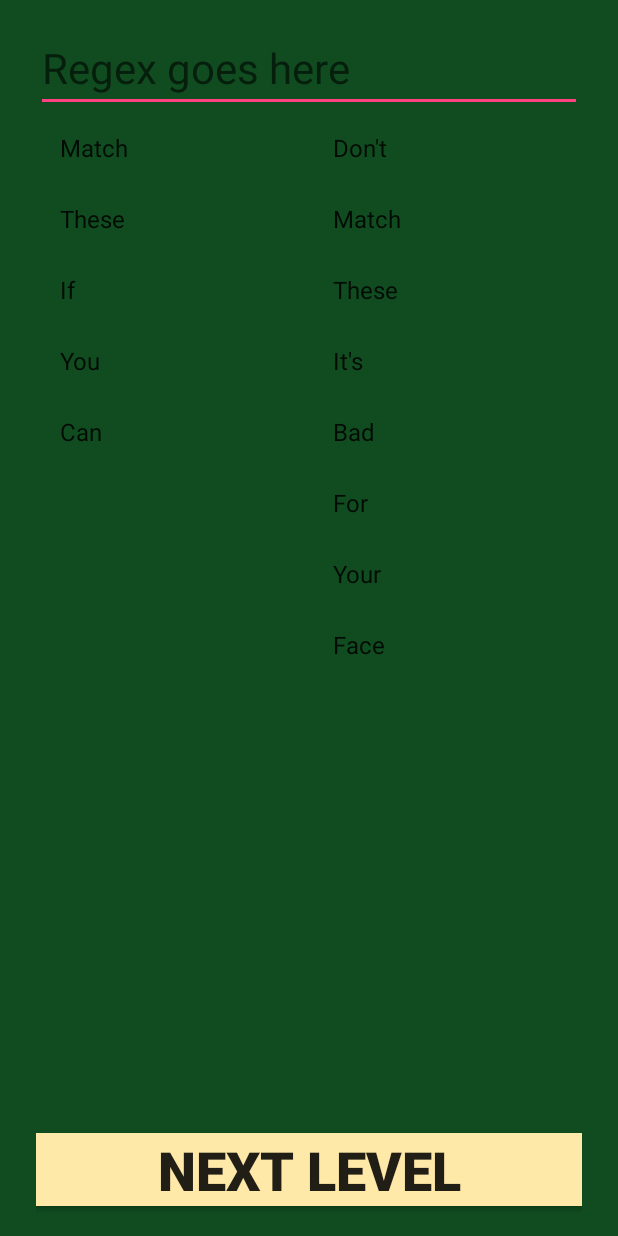
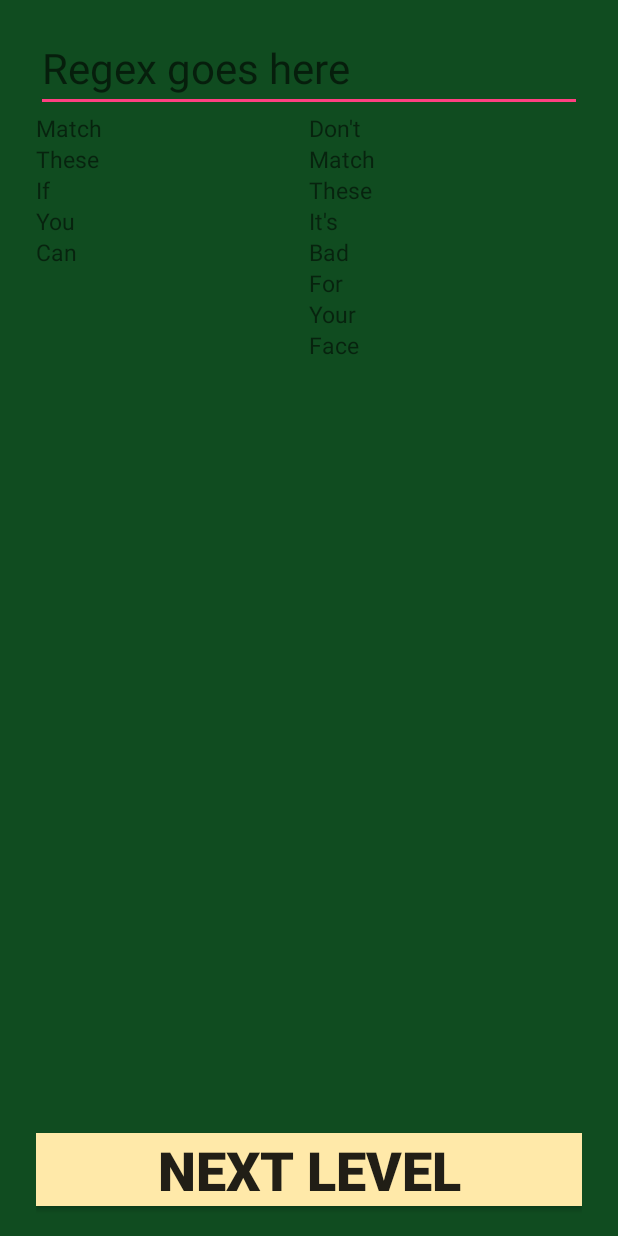
Before and after one commit to RotyGames/RegexGolf, an Android app: the PlayingFieldActivity screen opened directly, with no data from a screen before it, on a phone screen of 412 x 824 dp. Run offline under Robolectric (Android 15) with nearby library versions, the phone set to English and light mode, and no system bars.

Commit message:
Add custom list item view

```diff
--- a/app/src/main/java/rotygames/regexgolf/PlayingFieldActivity.java
+++ b/app/src/main/java/rotygames/regexgolf/PlayingFieldActivity.java
@@ -4,8 +4,13 @@ import android.app.LauncherActivity;
 import android.support.v7.app.AppCompatActivity;
 import android.os.Bundle;
 import android.widget.ArrayAdapter;
+import android.widget.ListAdapter;
 import android.widget.ListView;
 import android.widget.Toast;
+
+import java.util.ArrayList;
+import java.util.HashMap;
+import java.util.List;
 
 public class PlayingFieldActivity extends AppCompatActivity {
 
@@ -22,10 +27,10 @@ public class PlayingFieldActivity extends AppCompatActivity {
             ListView leftColumn = (ListView) findViewById(R.id.leftColumn);
             ListView rightColumn = (ListView) findViewById(R.id.rightColumn);
 
-            ArrayAdapter<CharSequence> leftArrayAdapter = ArrayAdapter.createFromResource(this, R.array.leftColumnWords, android.R.layout.simple_list_item_1);
+            ArrayAdapter<CharSequence> leftArrayAdapter = ArrayAdapter.createFromResource(this, R.array.leftColumnWords, R.layout.custom_list_item);
             leftColumn.setAdapter(leftArrayAdapter);
 
-            ArrayAdapter<CharSequence> rightArrayAdapter = ArrayAdapter.createFromResource(this, R.array.rightColumnWords, android.R.layout.simple_list_item_1);
+            ArrayAdapter<CharSequence> rightArrayAdapter = ArrayAdapter.createFromResource(this, R.array.rightColumnWords, R.layout.custom_list_item);
             rightColumn.setAdapter(rightArrayAdapter);
         } catch (Exception ex){
             Toast.makeText(this, ex.getMessage(),
--- /dev/null
+++ b/app/src/main/res/layout/custom_list_item.xml
@@ -0,0 +1,7 @@
+<?xml version="1.0" encoding="utf-8"?>
+<TextView xmlns:android="http://schemas.android.com/apk/res/android"
+    android:padding="0dp"
+    android:textSize="15dp"
+    android:layout_width="match_parent"
+    android:layout_height="wrap_content">
+</TextView>
```
